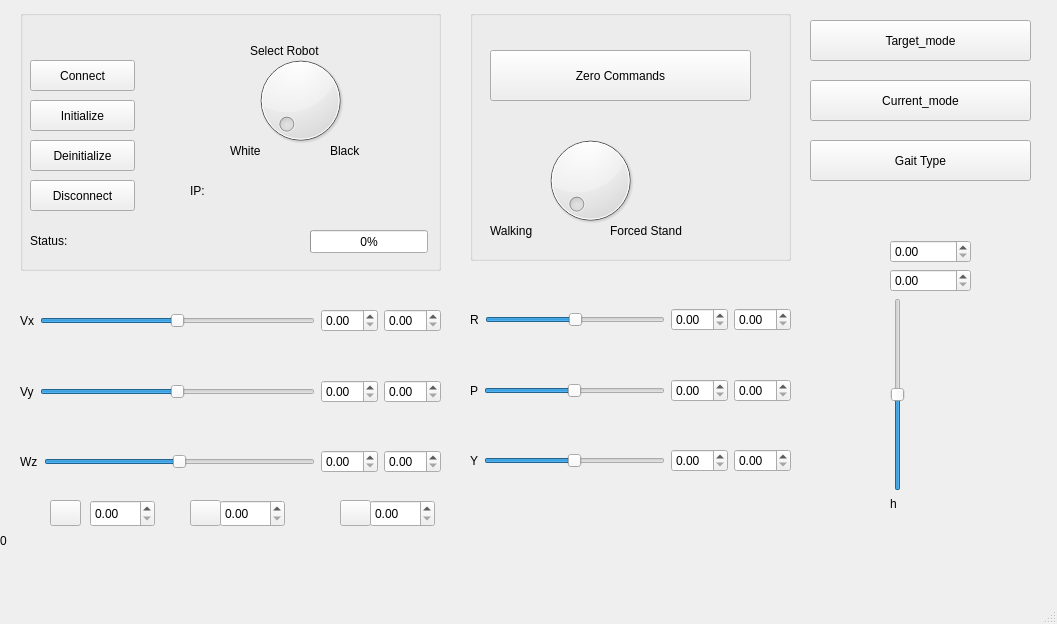
Before: the Qt Designer form qt/configuration_window/mainwindow.ui in Adorno-Lab/sas_robot_driver_unitree_b1, drawn with Qt 5.
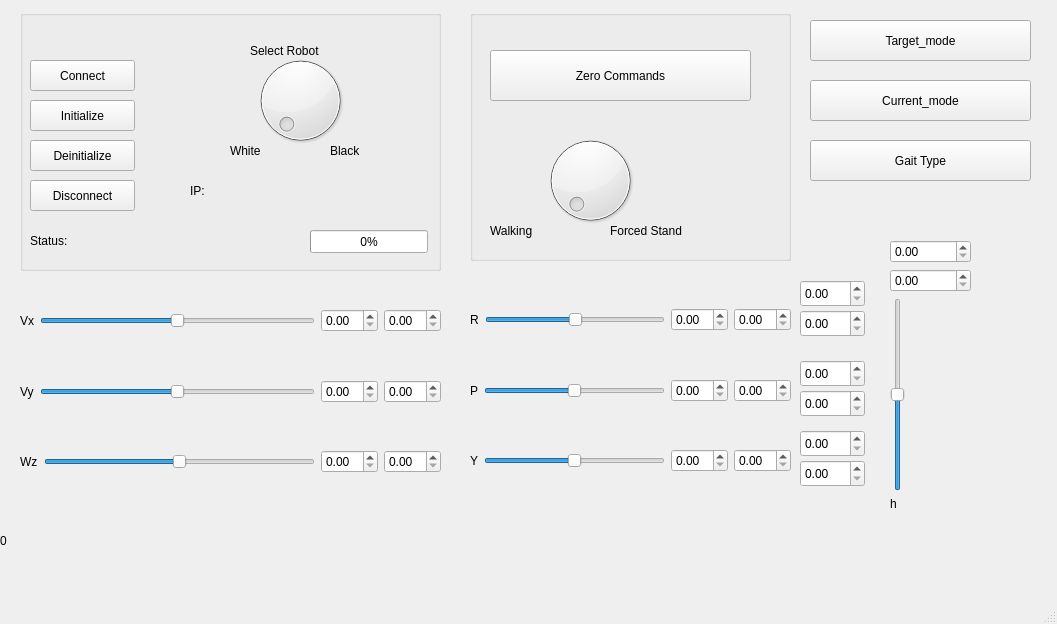
After: the same form once the commit is applied.

What changed in the file:
```diff
--- a/qt/configuration_window/mainwindow.ui
+++ b/qt/configuration_window/mainwindow.ui
@@ -543,50 +543,11 @@
      <string>Current_mode</string>
     </property>
    </widget>
-   <widget class="QPushButton" name="pushButton_led1_">
+   <widget class="QDoubleSpinBox" name="doubleSpinBox_computed_roll_">
     <property name="geometry">
      <rect>
-      <x>50</x>
-      <y>500</y>
-      <width>31</width>
-      <height>26</height>
-     </rect>
-    </property>
-    <property name="text">
-     <string/>
-    </property>
-   </widget>
-   <widget class="QPushButton" name="pushButton_led2_">
-    <property name="geometry">
-     <rect>
-      <x>190</x>
-      <y>500</y>
-      <width>31</width>
-      <height>26</height>
-     </rect>
-    </property>
-    <property name="text">
-     <string/>
-    </property>
-   </widget>
-   <widget class="QPushButton" name="pushButton_led3_">
-    <property name="geometry">
-     <rect>
-      <x>340</x>
-      <y>500</y>
-      <width>31</width>
-      <height>26</height>
-     </rect>
-    </property>
-    <property name="text">
-     <string/>
-    </property>
-   </widget>
-   <widget class="QDoubleSpinBox" name="doubleSpinBox_max_read_vx_">
-    <property name="geometry">
-     <rect>
-      <x>90</x>
-      <y>500</y>
+      <x>800</x>
+      <y>310</y>
       <width>65</width>
       <height>27</height>
      </rect>
@@ -595,8 +556,8 @@
    <widget class="QDoubleSpinBox" name="doubleSpinBox_max_read_vy_">
     <property name="geometry">
      <rect>
-      <x>220</x>
-      <y>500</y>
+      <x>800</x>
+      <y>390</y>
       <width>65</width>
       <height>27</height>
      </rect>
@@ -605,8 +566,8 @@
    <widget class="QDoubleSpinBox" name="doubleSpinBox_max_read_wz_">
     <property name="geometry">
      <rect>
-      <x>370</x>
-      <y>500</y>
+      <x>800</x>
+      <y>460</y>
       <width>65</width>
       <height>27</height>
      </rect>
@@ -625,6 +586,36 @@
      <string>Gait Type</string>
     </property>
    </widget>
+   <widget class="QDoubleSpinBox" name="doubleSpinBox_computed_rel_roll_">
+    <property name="geometry">
+     <rect>
+      <x>800</x>
+      <y>280</y>
+      <width>65</width>
+      <height>27</height>
+     </rect>
+    </property>
+   </widget>
+   <widget class="QDoubleSpinBox" name="doubleSpinBox_computed_rel_pitch_">
+    <property name="geometry">
+     <rect>
+      <x>800</x>
+      <y>360</y>
+      <width>65</width>
+      <height>27</height>
+     </rect>
+    </property>
+   </widget>
+   <widget class="QDoubleSpinBox" name="doubleSpinBox_computed_rel_yaw_">
+    <property name="geometry">
+     <rect>
+      <x>800</x>
+      <y>430</y>
+      <width>65</width>
+      <height>27</height>
+     </rect>
+    </property>
+   </widget>
   </widget>
   <widget class="QMenuBar" name="menubar">
    <property name="geometry">
```
Left out of the diff: 4 changed lines with no effect on the pictures.
